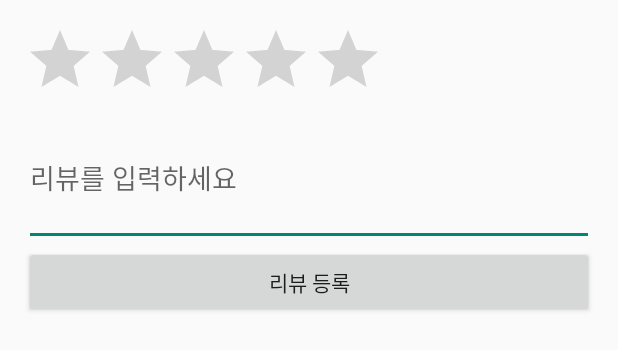
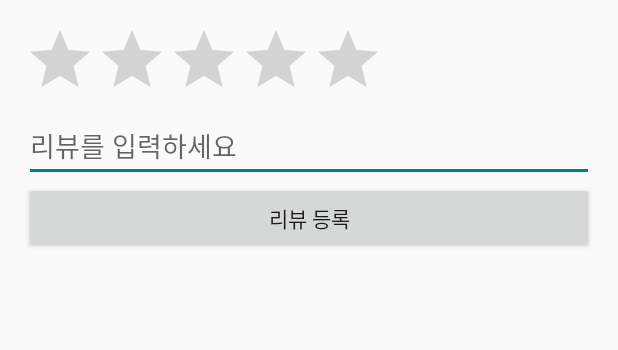
Before and after one commit to Ji-Eun11/YUCampusEats, an Android app built with Jetpack Compose: the layout activity_write_review.xml on its own in the app's theme, with its tools: preview values and no code run, on a phone screen of 412 x 824 dp. Shown: the top 350 px of the screen. Run offline under Robolectric (Android 15) with nearby library versions, the phone set to English and light mode, and no system bars.

Commit message:
Final commit

```diff
--- a/app/src/main/res/layout/activity_write_review.xml
+++ b/app/src/main/res/layout/activity_write_review.xml
@@ -14,8 +14,7 @@
         android:layout_width="match_parent"
         android:layout_height="wrap_content"
         android:hint="리뷰를 입력하세요"
-        android:inputType="textMultiLine"
-        android:minLines="3" />
+        android:inputType="text" />
 
     <Button
         android:id="@+id/btnSubmit"
```
Also changed, not shown: 1 other file.
